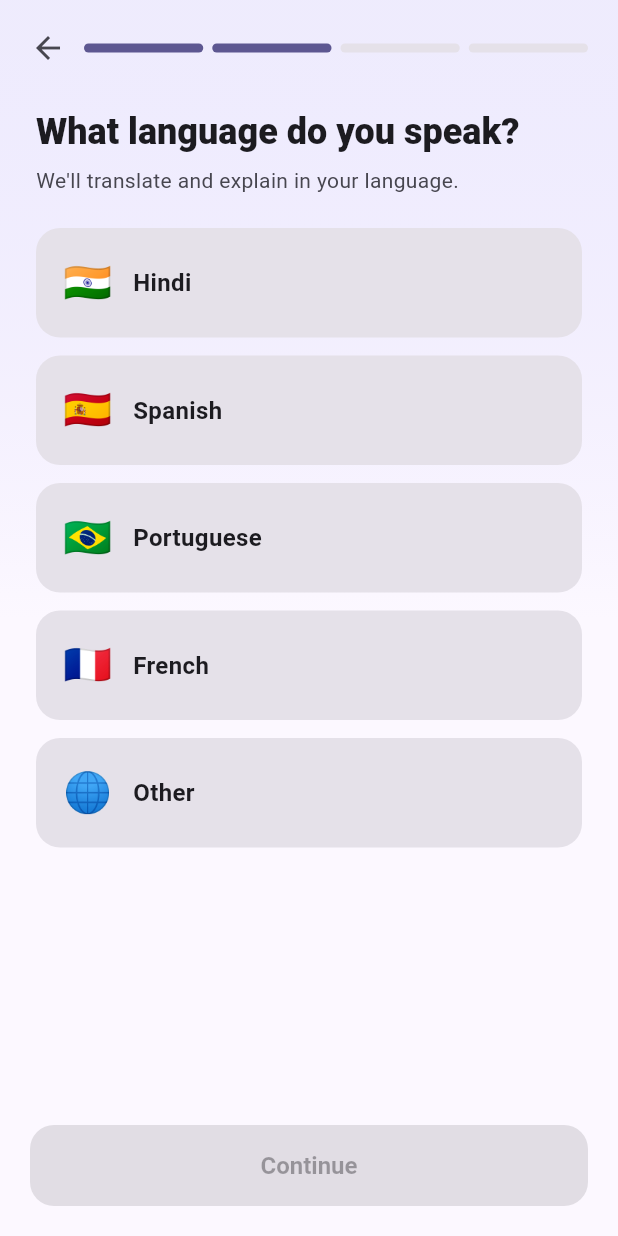
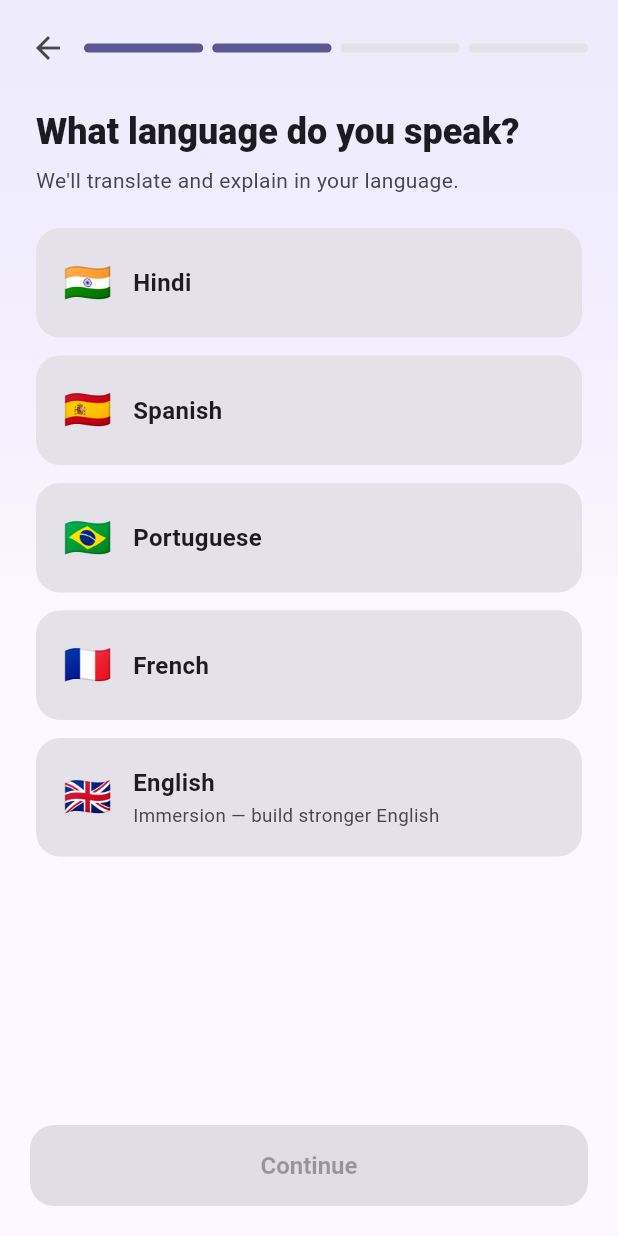
Before and after one commit to daksh437/speak-frankly, a Flutter app: the screen it shows once a user with an empty profile is signed in, swiped to page 3, on a phone screen of 412 x 824 dp. Run offline on Flutter 3.47's test engine with Material 3 defaults, Android fonts, the phone set to English and light mode, and no system bars; our stand-ins replace audioplayers, firebase_analytics, firebase_auth, firebase_core, flutter_local_notifications, flutter_timezone and 8 more; accounts and stored records are empty; network calls fail.

Commit message:
Onboarding: replace 'Other' language with 'English' (immersion) + hint; hide English→English translate chip
Co-Authored-By: Claude Opus 4.8 <noreply@anthropic.com>

```diff
--- a/app/lib/screens/chat_screen.dart
+++ b/app/lib/screens/chat_screen.dart
@@ -359,6 +359,8 @@ class _TutorActionsState extends State<_TutorActions> {
   @override
   Widget build(BuildContext context) {
     final scheme = Theme.of(context).colorScheme;
+    // English-immersion learners don't need an English→English translation.
+    final showTranslate = _target.toLowerCase() != 'english';
     return Padding(
       padding: const EdgeInsets.only(top: 2, bottom: 2),
       child: Column(
@@ -372,7 +374,8 @@ class _TutorActionsState extends State<_TutorActions> {
                 color: widget.accent,
                 onTap: () => SpeechService.instance.speak(widget.text),
               ),
-              const SizedBox(width: 6),
+              if (showTranslate) const SizedBox(width: 6),
+              if (showTranslate)
                 _ActionChip(
                   icon: Icons.translate_rounded,
                   label: _target,
--- a/app/lib/screens/onboarding_screen.dart
+++ b/app/lib/screens/onboarding_screen.dart
@@ -26,15 +26,14 @@ class _OnboardingScreenState extends State<OnboardingScreen> {
   String _level = 'A2';
 
   // Only languages the app UI is actually localized into are offered here, so a
-  // learner never lands in a half-translated app. (Arabic was removed — it needs
-  // a proper RTL localization first.) "Other" keeps the UI in English; tap-to-
-  // translate still works for any language via the AI backend.
+  // learner never lands in a half-translated app. "English" = full immersion:
+  // the app stays in English and no L1 translation is needed.
   static const _languages = [
     ('🇮🇳', 'Hindi'),
     ('🇪🇸', 'Spanish'),
     ('🇧🇷', 'Portuguese'),
     ('🇫🇷', 'French'),
-    ('🌐', 'Other'),
+    ('🇬🇧', 'English'),
   ];
 
   bool get _canContinue {
@@ -168,6 +167,8 @@ class _OnboardingScreenState extends State<OnboardingScreen> {
                           _OptionCard(
                             emoji: lang.$1,
                             label: lang.$2,
+                            // English = immersion mode; a small English hint.
+                            sublabel: lang.$2 == 'English' ? 'Immersion — build stronger English' : null,
                             selected: _lang == lang.$2,
                             onTap: () => setState(() {
                               _lang = lang.$2;
--- a/app/pubspec.yaml
+++ b/app/pubspec.yaml
@@ -16,7 +16,7 @@ publish_to: 'none' # Remove this line if you wish to publish to pub.dev
 # https://developer.apple.com/library/archive/documentation/General/Reference/InfoPlistKeyReference/Articles/CoreFoundationKeys.html
 # In Windows, build-name is used as the major, minor, and patch parts
 # of the product and file versions while build-number is used as the build suffix.
-version: 1.0.9+11
+version: 1.1.1+13
 
 environment:
   sdk: ^3.8.1
```
Lines whose indentation alone changed are shown as unchanged.
